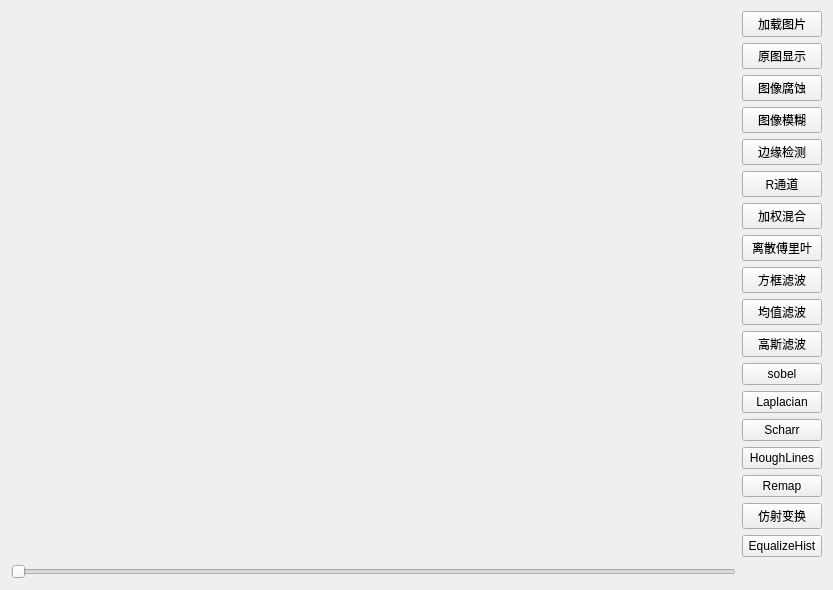
Above: PictureFactory/PictureEditor.ui from fruh1ing/PictureFactory before the change. Below: the same form after it.
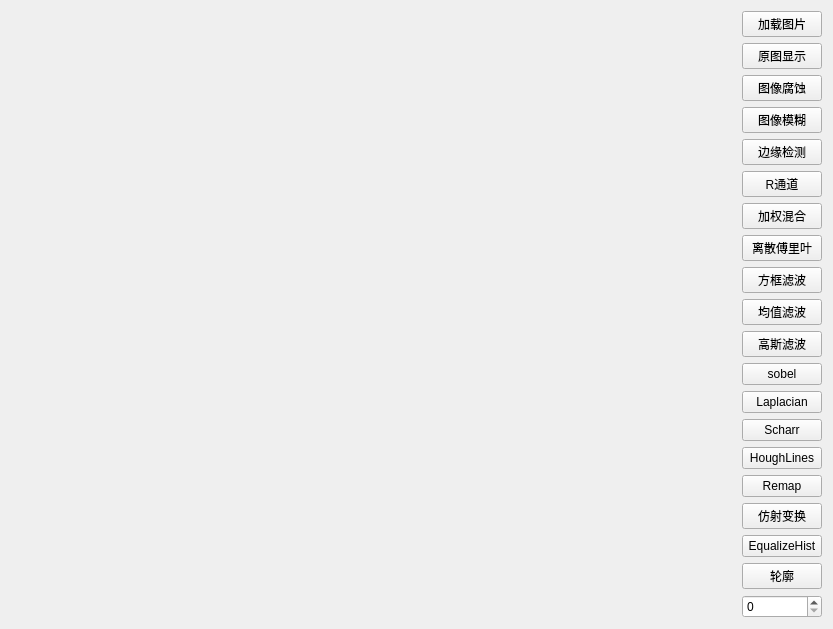
That is the form after the change.

The edit to the form file:
```diff
--- a/PictureFactory/PictureEditor.ui
+++ b/PictureFactory/PictureEditor.ui
@@ -7,13 +7,13 @@
     <x>0</x>
     <y>0</y>
     <width>833</width>
-    <height>590</height>
+    <height>596</height>
    </rect>
   </property>
   <property name="windowTitle">
    <string>PictureEditor</string>
   </property>
-  <layout class="QHBoxLayout" name="horizontalLayout">
+  <layout class="QHBoxLayout" name="horizontalLayout" stretch="1,0">
    <item>
     <layout class="QVBoxLayout" name="verticalLayout_3">
      <item>
@@ -33,13 +33,6 @@
        </widget>
       </widget>
      </item>
-     <item>
-      <widget class="QSlider" name="horizontalSlider">
-       <property name="orientation">
-        <enum>Qt::Horizontal</enum>
-       </property>
-      </widget>
-     </item>
     </layout>
    </item>
    <item>
@@ -170,6 +163,19 @@
        </property>
       </widget>
      </item>
+     <item>
+      <widget class="QPushButton" name="pushButton_contour">
+       <property name="text">
+        <string>轮廓</string>
+       </property>
+       <property name="checkable">
+        <bool>true</bool>
+       </property>
+      </widget>
+     </item>
+     <item>
+      <widget class="QSpinBox" name="spinBox"/>
+     </item>
      <item>
       <spacer name="verticalSpacer">
        <property name="orientation">
```
